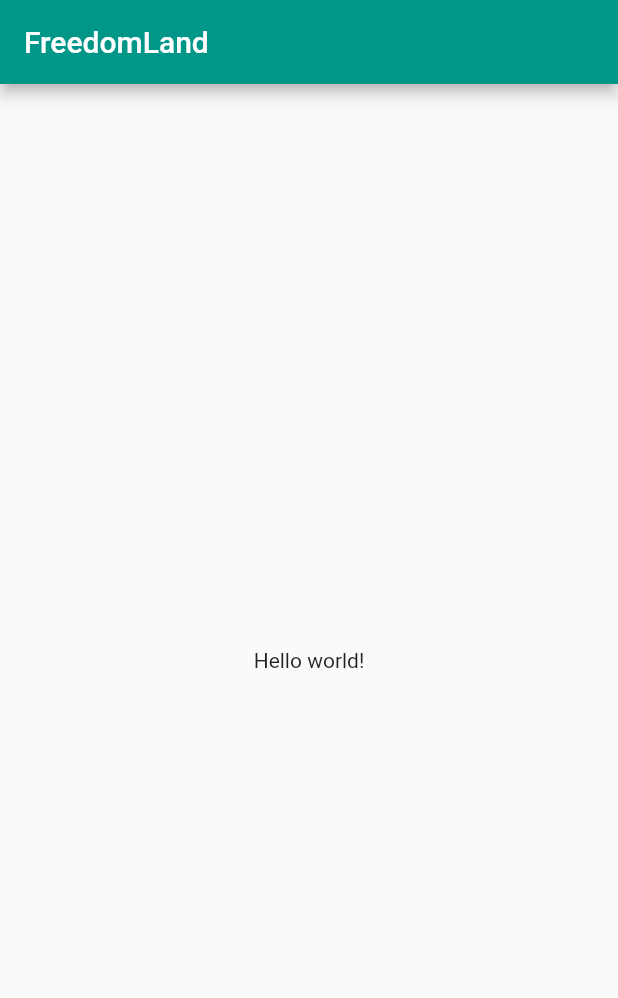
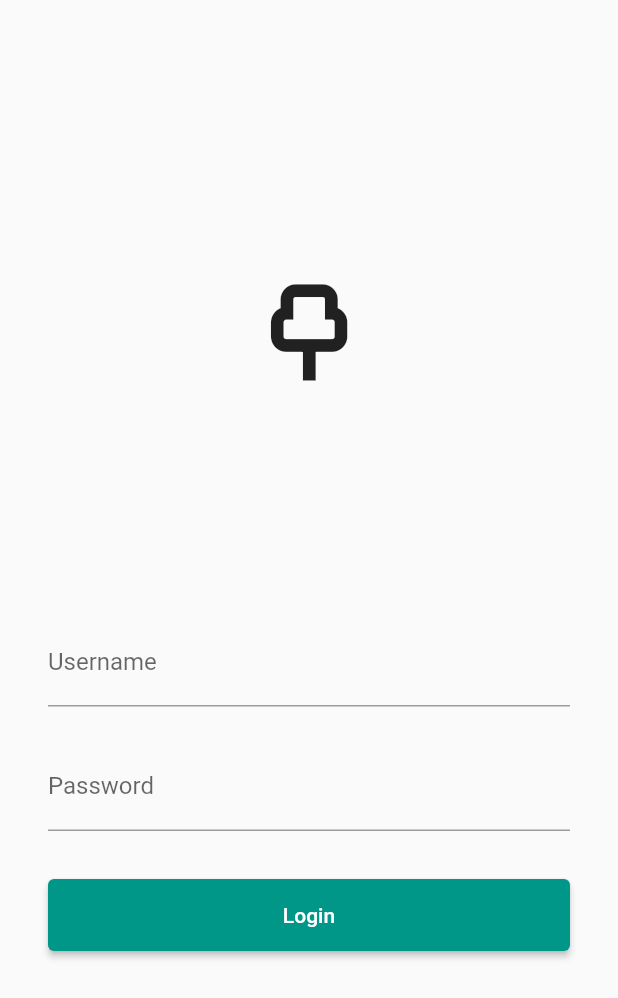
Before and after one commit to fdl-mc/fdl-mobile, a Flutter app: the screen it shows after launch, on a phone screen of 412 x 824 dp. Shown: the top 998 px of the screen. Run offline on Flutter 3.47's test engine with Material 2 defaults, Android fonts, the phone set to English and light mode, and no system bars; our stand-ins replace adaptive_theme, firebase_auth, flutter_riverpod, routemaster; accounts and stored records are empty.

Commit message:
feat: Add basic routing and auth

```diff
--- /dev/null
+++ b/lib/features/auth/misc/providers.dart
@@ -0,0 +1,23 @@
+import 'package:fdl_app/features/auth/services/auth_service.dart';
+import 'package:firebase_auth/firebase_auth.dart';
+import 'package:flutter_riverpod/flutter_riverpod.dart';
+
+/// Provides Firebase Auth instance
+final firebaseAuthProvider = Provider<FirebaseAuth>(
+  (ref) => FirebaseAuth.instance,
+);
+
+/// Provides auth state stream
+final authStateProvider = StreamProvider<User?>(
+  (ref) => ref.read(firebaseAuthProvider).authStateChanges(),
+);
+
+/// Provides current user
+final currentUserProvider = Provider<User?>(
+  (ref) => ref.read(firebaseAuthProvider).currentUser,
+);
+
+/// Provides auth service
+final authServiceProvider = Provider<AuthService>(
+  (ref) => AuthService(ref),
+);
--- /dev/null
+++ b/lib/features/auth/pages/login_page.dart
@@ -0,0 +1,70 @@
+import 'package:fdl_app/features/auth/misc/providers.dart';
+import 'package:fdl_app/shared/custom_icons.dart';
+import 'package:fdl_app/shared/widgets/spacer.dart';
+import 'package:flutter/material.dart';
+import 'package:flutter_riverpod/flutter_riverpod.dart';
+
+class LoginPage extends StatelessWidget {
+  LoginPage({Key? key}) : super(key: key);
+
+  final _usernameController = TextEditingController();
+  final _passwordController = TextEditingController();
+
+  @override
+  Widget build(BuildContext context) {
+    return Scaffold(
+      body: SafeArea(
+        minimum: const EdgeInsets.all(32),
+        child: Column(
+          mainAxisAlignment: MainAxisAlignment.center,
+          crossAxisAlignment: CrossAxisAlignment.center,
+          children: [
+            const Expanded(
+              child: Center(
+                child: Icon(
+                  CustomIcons.fdl_icon,
+                  size: 64,
+                ),
+              ),
+            ),
+            Expanded(
+              child: Center(
+                child: Column(
+                  children: [
+                    TextField(
+                      decoration: const InputDecoration(labelText: 'Username'),
+                      controller: _usernameController,
+                    ),
+                    const Space(24),
+                    TextField(
+                      decoration: const InputDecoration(labelText: 'Password'),
+                      controller: _passwordController,
+                    ),
+                    const Space(32),
+                    SizedBox(
+                      width: double.maxFinite,
+                      child: ElevatedButton(
+                        onPressed: () {
+                          context
+                              .read(authServiceProvider)
+                              .signInWithEmailAndPassword(
+                                _usernameController.text + '@fdl.ru',
+                                _passwordController.text,
+                              );
+                        },
+                        child: const Padding(
+                          padding: EdgeInsets.all(16.0),
+                          child: Text('Login'),
+                        ),
+                      ),
+                    ),
+                  ],
+                ),
+              ),
+            ),
+          ],
+        ),
+      ),
+    );
+  }
+}
--- /dev/null
+++ b/lib/features/auth/services/auth_service.dart
@@ -0,0 +1,14 @@
+import 'package:fdl_app/features/auth/misc/providers.dart';
+import 'package:flutter_riverpod/flutter_riverpod.dart';
+
+class AuthService {
+  AuthService(this._ref);
+  final ProviderReference _ref;
+
+  Future<void> signInWithEmailAndPassword(String email, String password) => _ref
+      .read(firebaseAuthProvider)
+      .signInWithEmailAndPassword(email: email, password: password)
+      .then((value) => print('bruh'));
+
+  Future<void> signOut() => _ref.read(firebaseAuthProvider).signOut();
+}
--- /dev/null
+++ b/lib/features/routing/misc/providers.dart
@@ -0,0 +1,20 @@
+import 'package:fdl_app/features/auth/misc/providers.dart';
+import 'package:fdl_app/features/routing/misc/route_maps.dart';
+import 'package:flutter/material.dart';
+import 'package:flutter_riverpod/flutter_riverpod.dart';
+import 'package:routemaster/routemaster.dart';
+
+final routerDelegateProvider = Provider(
+  (ref) => RoutemasterDelegate(
+    routesBuilder: (BuildContext context) {
+      return ref.watch(authStateProvider).data?.when(
+                data: (user) => user == null ? loggedOutMap : loggedInMap,
+                loading: () => loadingMap,
+                error: (_, __) => loggedOutMap,
+              ) ??
+          loadingMap;
+    },
+  ),
+);
+
+final routerParserProvider = Provider((ref) => const RoutemasterParser());
--- a/lib/main.dart
+++ b/lib/main.dart
@@ -1,15 +1,19 @@
 import 'package:adaptive_theme/adaptive_theme.dart';
+import 'package:fdl_app/features/routing/misc/providers.dart';
 import 'package:flutter/material.dart';
+import 'package:flutter_riverpod/flutter_riverpod.dart';
+import 'package:routemaster/routemaster.dart';
 
 void main() {
-  runApp(const App());
+  Routemaster.setPathUrlStrategy();
+  runApp(const ProviderScope(child: App()));
 }
 
-class App extends StatelessWidget {
+class App extends ConsumerWidget {
   const App({Key? key}) : super(key: key);
 
   @override
-  Widget build(BuildContext context) {
+  Widget build(BuildContext context, watch) {
     return AdaptiveTheme(
       light: ThemeData(
         brightness: Brightness.light,
@@ -20,19 +24,15 @@ class App extends StatelessWidget {
         primarySwatch: Colors.teal,
       ),
       initial: AdaptiveThemeMode.system,
-      builder: (theme, darkTheme) => MaterialApp(
-        title: 'FreedomLand',
-        theme: theme,
-        darkTheme: darkTheme,
-        home: Scaffold(
-          appBar: AppBar(
-            title: const Text('FreedomLand'),
-          ),
-          body: const Center(
-            child: Text('Hello world!'),
-          ),
-        ),
-      ),
+      builder: (theme, darkTheme) {
+        return MaterialApp.router(
+          title: 'FreedomLand',
+          theme: theme,
+          darkTheme: darkTheme,
+          routeInformationParser: context.read(routerParserProvider),
+          routerDelegate: watch(routerDelegateProvider),
+        );
+      },
     );
   }
 }
--- /dev/null
+++ b/lib/shared/custom_icons.dart
@@ -0,0 +1,16 @@
+/// Flutter icons CustomIcons
+/// Copyright (C) 2021 by original authors @ fluttericon.com, fontello.com
+/// This font was generated by FlutterIcon.com, which is derived from Fontello.
+///
+
+import 'package:flutter/widgets.dart';
+
+class CustomIcons {
+  CustomIcons._();
+
+  static const _kFontFam = 'CustomIcons';
+  static const String? _kFontPkg = null;
+
+  static const IconData fdl_icon =
+      IconData(0xe802, fontFamily: _kFontFam, fontPackage: _kFontPkg);
+}
--- a/pubspec.yaml
+++ b/pubspec.yaml
@@ -27,3 +27,7 @@ dev_dependencies:
 
 flutter:
     uses-material-design: true
+    fonts:
+        - family: CustomIcons
+          fonts:
+              - asset: assets/fonts/CustomIcons.ttf
```
Also changed, not shown: lib/features/home/pages/home_page.dart (added, +14 -0 lines), lib/features/routing/misc/route_maps.dart (added, +31 -0 lines), lib/shared/widgets/spacer.dart (added, +10 -0 lines), assets/fonts/CustomIcons.ttf (added).
